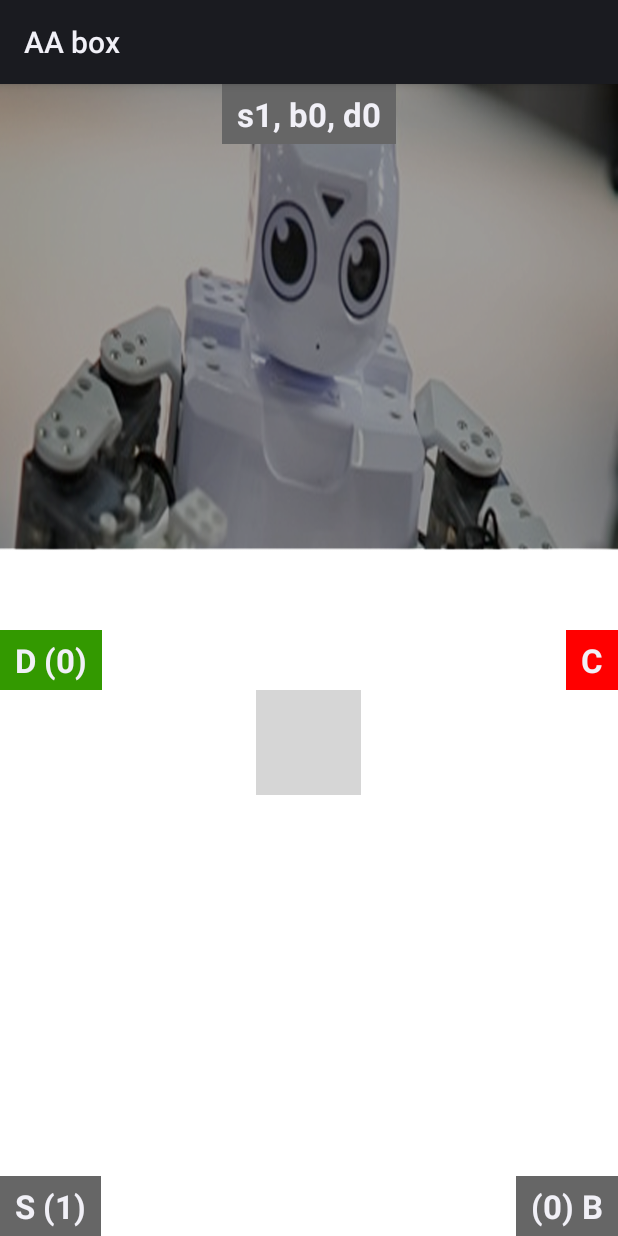
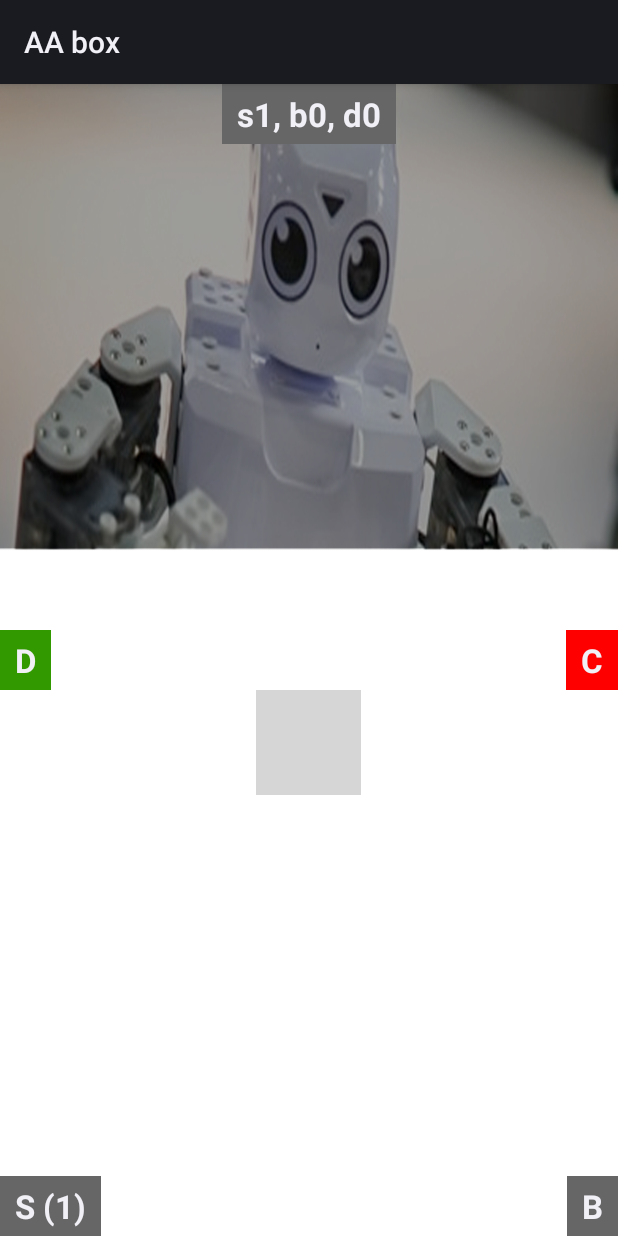
Before and after one commit to bunnywong/android-wear, an Android app: the screen it shows after launch (WearActivity), after a tap on an icon or button, on a phone screen of 412 x 824 dp. Run offline under Robolectric (Android 15) with nearby library versions, the phone set to English and light mode, and no system bars; libraries missing offline, so code that uses them is left out: org.codehaus.plexus; 1 statement that could not run was skipped; grey boxes are pictures that could not be loaded.

Commit message:
able to clear record

```diff
--- a/wear/src/main/java/com/example/android/wearablemessageapiexample/WearActivity.java
+++ b/wear/src/main/java/com/example/android/wearablemessageapiexample/WearActivity.java
@@ -100,12 +100,12 @@ public class WearActivity extends Activity {
     }
 
     public void updateLog(String mode) {
-        String recordType;
+        final String recordType;
 
-        if (mode == "big") {
+        if (mode == "small") {
+            recordType = "recordSmall";
+        } else if (mode == "big") {
             recordType = "recordBig";
-        } else if (mode == "small") {
-            recordType = "recordSmall";
         } else if (mode == "draw") {
             recordType = "recordDraw";
         } else {
@@ -117,12 +117,20 @@ public class WearActivity extends Activity {
         SharedPreferences.Editor editor = sharedPref.edit();
 
         if (recordType == "recordClear") {
-            // 1. Do confirm first
-            // 2. Clear log history
-            editor.putInt("recordSmall", 0);
-            editor.putInt("recordBig", 0);
-            editor.putInt("recordDraw", 0);
+            // 1. Do confirm first (advance)
+            // Clear log history
+            editor.remove("recordSmall")
+                .remove("recordBig")
+                .remove("recordDraw")
+            .apply();
 
+            // Clear board
+            ((TextView)findViewById(R.id.textBoard)).setText("Record empty");
+
+            // btn - init
+            ((TextView) findViewById(R.id.textSmall)).setText("S");
+            ((TextView) findViewById(R.id.textBig)).setText("B");
+            ((TextView) findViewById(R.id.textDraw)).setText("D");
         } else {
             // Print status to user
             ((TextView)findViewById(R.id.textBoard)).setText("updating " + mode + " ...");
@@ -158,8 +166,12 @@ public class WearActivity extends Activity {
                         public void run() {
                             ((TextView) findViewById(R.id.textBoard)).setText(updatedMsg);
 
-                            ((TextView) findViewById(R.id.textSmall)).setText("S (" + logSmall + ")");
+                            // btn - Rewrite
+                            if(recordType == "recordSmall")
+                                ((TextView) findViewById(R.id.textSmall)).setText("S (" + logSmall + ")");
+                            if(recordType == "recordBig")
                             ((TextView) findViewById(R.id.textBig)).setText("(" + logBig + ") B");
+                            if(recordType == "recordDraw")
                             ((TextView) findViewById(R.id.textDraw)).setText("D (" + logDraw + ")");
                         }
                     }, 500);
--- a/wear/src/main/res/layout/main_activity.xml
+++ b/wear/src/main/res/layout/main_activity.xml
@@ -32,7 +32,7 @@
         android:layout_width="wrap_content"
         android:layout_height="wrap_content"
         android:layout_gravity="center_horizontal|bottom"
-        android:layout_below="@+id/textClear"
+        android:layout_below="@+id/textDraw"
         android:layout_centerHorizontal="true" />
 
 
```
